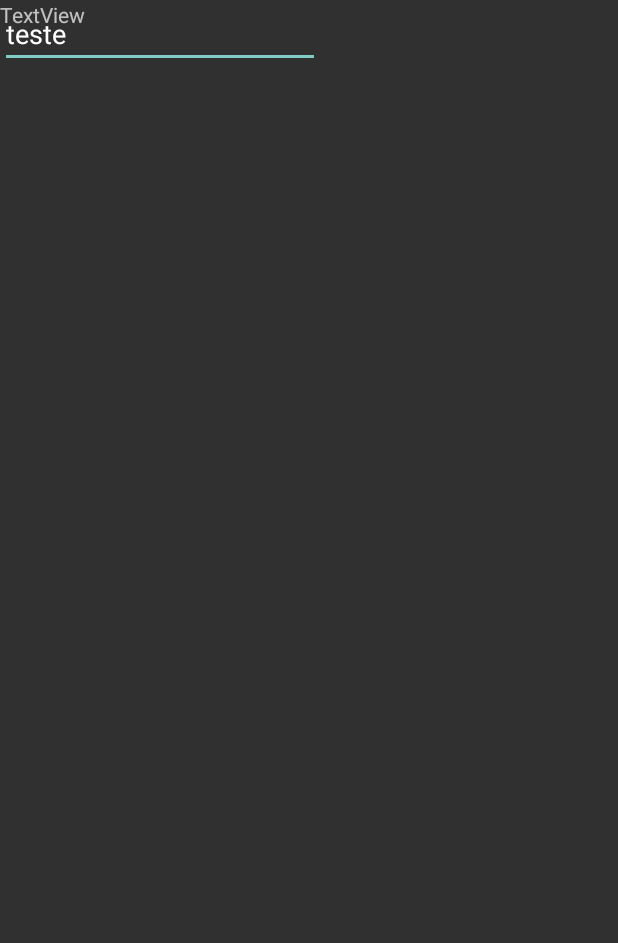
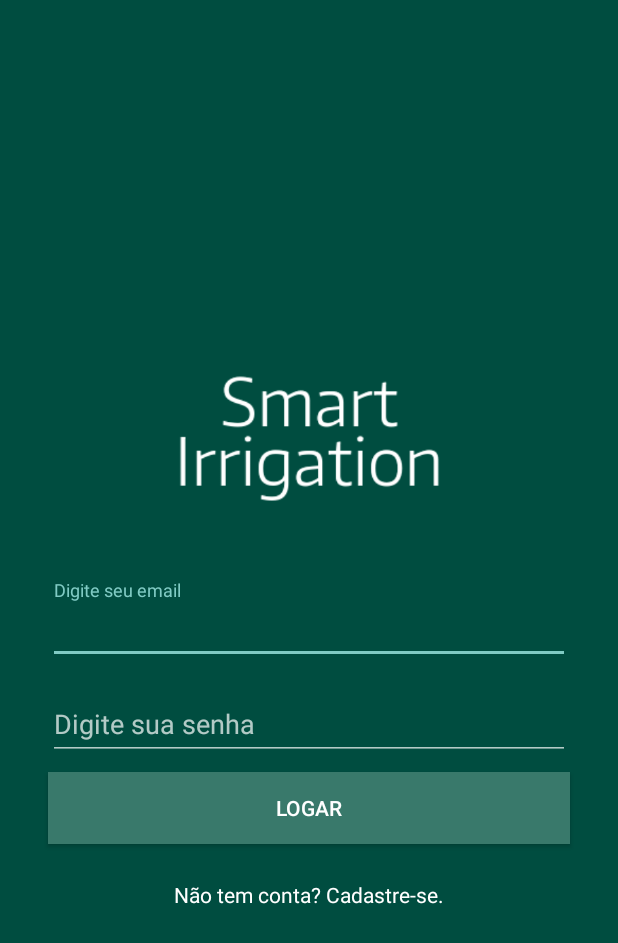
Before and after one commit to tiagospadetto/AndroidStudioProjects, an Android app: the screen it shows after launch (LoginActivity), on a phone screen of 412 x 824 dp. Before the commit the part shown is almost empty. Shown: the top 943 px of the screen. Run offline under Robolectric (Android 15) with nearby library versions, the light colour scheme and no system bars.

Commit message:
Menu e Login

```diff
--- a/SmartIrrigation/app/build.gradle
+++ b/SmartIrrigation/app/build.gradle
@@ -22,7 +22,10 @@ dependencies {
     implementation fileTree(dir: 'libs', include: ['*.jar'])
     implementation 'com.android.support:appcompat-v7:28.0.0-rc01'
     implementation 'com.android.support.constraint:constraint-layout:1.1.2'
+    implementation 'com.android.support:support-v4:28.0.0-rc01'
+    implementation 'com.android.support:design:28.0.0-rc01'
     testImplementation 'junit:junit:4.12'
     androidTestImplementation 'com.android.support.test:runner:1.0.2'
     androidTestImplementation 'com.android.support.test.espresso:espresso-core:3.0.2'
+
 }
--- a/SmartIrrigation/app/src/main/AndroidManifest.xml
+++ b/SmartIrrigation/app/src/main/AndroidManifest.xml
@@ -20,9 +20,8 @@
         </activity>
         <activity
             android:name=".activity.LoginActivity"
-            android:theme="@style/Theme.AppCompat.NoActionBar">
-            s
-        </activity>
+            android:theme="@style/Theme.AppCompat.NoActionBar" />
+        <activity android:name=".activity.HomeActivity"></activity>
     </application>
 
 </manifest>
--- a/SmartIrrigation/app/src/main/java/br/com/smartirrigation/smartirrigation/activity/LoginActivity.java
+++ b/SmartIrrigation/app/src/main/java/br/com/smartirrigation/smartirrigation/activity/LoginActivity.java
@@ -1,15 +1,33 @@
 package br.com.smartirrigation.smartirrigation.activity;
 
+import android.content.Intent;
 import android.support.v7.app.AppCompatActivity;
 import android.os.Bundle;
+import android.view.View;
+import android.widget.Button;
 
 import br.com.smartirrigation.smartirrigation.R;
 
 public class LoginActivity extends AppCompatActivity {
 
+    private Button login_Button;
+
+
     @Override
     protected void onCreate(Bundle savedInstanceState) {
         super.onCreate(savedInstanceState);
         setContentView(R.layout.activity_login);
+
+        login_Button = findViewById(R.id.login_button);
+
+        login_Button.setOnClickListener(new View.OnClickListener() {
+            @Override
+            public void onClick(View v) {
+                Intent intent = new Intent(LoginActivity.this,
+                        HomeActivity.class);
+                startActivity(intent);
+
+            }
+        });
     }
 }
--- /dev/null
+++ b/SmartIrrigation/app/src/main/res/drawable/ic_home_white_2_24dp.xml
@@ -0,0 +1,5 @@
+<vector android:height="24dp" android:tint="#FCFFF8"
+    android:viewportHeight="24.0" android:viewportWidth="24.0"
+    android:width="24dp" xmlns:android="http://schemas.android.com/apk/res/android">
+    <path android:fillColor="#FF000000" android:pathData="M10,20v-6h4v6h5v-8h3L12,3 2,12h3v8z"/>
+</vector>
--- /dev/null
+++ b/SmartIrrigation/app/src/main/res/drawable/ic_menu_black_24dp.xml
@@ -0,0 +1,5 @@
+<vector android:height="24dp" android:tint="#FCFFF8"
+    android:viewportHeight="24.0" android:viewportWidth="24.0"
+    android:width="24dp" xmlns:android="http://schemas.android.com/apk/res/android">
+    <path android:fillColor="#FF000000" android:pathData="M3,18h18v-2L3,16v2zM3,13h18v-2L3,11v2zM3,6v2h18L21,6L3,6z"/>
+</vector>
--- a/SmartIrrigation/app/src/main/res/layout/activity_login.xml
+++ b/SmartIrrigation/app/src/main/res/layout/activity_login.xml
@@ -4,22 +4,93 @@
     xmlns:tools="http://schemas.android.com/tools"
     android:layout_width="match_parent"
     android:layout_height="match_parent"
-    tools:context=".activity.LoginActivity">
+    android:background="@color/colorPrimary"
+    tools:context=".activity.LoginActivity"
+    tools:layout_editor_absoluteY="73dp">
+
+    <ImageView
+        android:id="@+id/imageView"
+        android:layout_width="200dp"
+        android:layout_height="200dp"
+        app:layout_constraintBottom_toTopOf="@+id/textInputLayout"
+        app:layout_constraintEnd_toEndOf="parent"
+        app:layout_constraintStart_toStartOf="parent"
+        app:layout_constraintTop_toTopOf="parent"
+        app:layout_constraintVertical_chainStyle="packed"
+        app:srcCompat="@drawable/logo1" />
+
+    <android.support.design.widget.TextInputLayout
+        android:id="@+id/textInputLayout"
+        android:layout_width="match_parent"
+        android:layout_height="wrap_content"
+        android:layout_marginEnd="32dp"
+        android:layout_marginLeft="32dp"
+        android:layout_marginRight="32dp"
+        android:layout_marginStart="32dp"
+        app:layout_constraintBottom_toTopOf="@+id/textInputLayout2"
+        app:layout_constraintEnd_toEndOf="parent"
+        app:layout_constraintStart_toStartOf="parent"
+        app:layout_constraintTop_toBottomOf="@+id/imageView">
+
+        <android.support.design.widget.TextInputEditText
+            android:id="@+id/email_inputText"
+            android:layout_width="match_parent"
+            android:layout_height="wrap_content"
+            android:layout_centerInParent="true"
+            android:hint="@string/digite_email"
+            android:textColor="@android:color/white" />
+    </android.support.design.widget.TextInputLayout>
+
+    <android.support.design.widget.TextInputLayout
+        android:id="@+id/textInputLayout2"
+        android:layout_width="0dp"
+        android:layout_height="wrap_content"
+        android:layout_marginEnd="32dp"
+        android:layout_marginLeft="32dp"
+        android:layout_marginRight="32dp"
+        android:layout_marginStart="32dp"
+        android:layout_marginTop="8dp"
+        app:layout_constraintBottom_toTopOf="@+id/login_button"
+        app:layout_constraintEnd_toEndOf="parent"
+        app:layout_constraintStart_toStartOf="parent"
+        app:layout_constraintTop_toBottomOf="@+id/textInputLayout">
+
+        <android.support.design.widget.TextInputEditText
+            android:id="@+id/password_inputText"
+            android:layout_width="match_parent"
+            android:layout_height="match_parent"
+            android:layout_centerInParent="true"
+            android:hint="@string/digite_senha"
+            android:inputType="textPassword"
+            android:textColor="@android:color/white" />
+    </android.support.design.widget.TextInputLayout>
+
+    <Button
+        android:id="@+id/login_button"
+        android:layout_width="0dp"
+        android:layout_height="wrap_content"
+        android:layout_marginLeft="32dp"
+        android:layout_marginRight="32dp"
+        android:layout_marginTop="8dp"
+        android:background="@color/colorAccent"
+        android:text="@string/botao_logar"
+        android:textColor="@android:color/white"
+        app:layout_constraintBottom_toTopOf="@+id/cadastrar_textView"
+        app:layout_constraintEnd_toEndOf="parent"
+        app:layout_constraintStart_toStartOf="parent"
+        app:layout_constraintTop_toBottomOf="@+id/textInputLayout2" />
 
     <TextView
-        android:id="@+id/textView"
+        android:id="@+id/cadastrar_textView"
         android:layout_width="wrap_content"
         android:layout_height="wrap_content"
-        android:text="TextView"
+        android:layout_marginBottom="32dp"
+        android:layout_marginTop="24dp"
+        android:text="@string/nao_tem_conta"
+        android:textColor="@android:color/white"
+        app:layout_constraintBottom_toBottomOf="parent"
+        app:layout_constraintEnd_toEndOf="parent"
         app:layout_constraintStart_toStartOf="parent"
-        tools:layout_editor_absoluteY="220dp" />
-
-    <EditText
-        android:id="@+id/editText"
-        android:layout_width="wrap_content"
-        android:layout_height="wrap_content"
-        android:ems="10"
-        android:inputType="textEmailAddress"
-        android:text="teste" />
+        app:layout_constraintTop_toBottomOf="@+id/login_button" />
 
 </android.support.constraint.ConstraintLayout>
--- a/SmartIrrigation/app/src/main/res/layout/activity_splash_screen.xml
+++ b/SmartIrrigation/app/src/main/res/layout/activity_splash_screen.xml
@@ -20,4 +20,4 @@
         android:textColor="#fff"
         android:textSize="30dp" />
 
-</LinearLayout>
+Zz</LinearLayout>
--- a/SmartIrrigation/app/src/main/res/values/colors.xml
+++ b/SmartIrrigation/app/src/main/res/values/colors.xml
@@ -3,4 +3,7 @@
     <color name="colorPrimary">#004d40</color>
     <color name="colorPrimaryDark">#00251a</color>
     <color name="colorAccent">#39796b</color>
+    <color name="primary_material_dark">#004d40</color>
+    <color name="primary_dark_material_dark">#00251a</color>
+    <color name="accent_material_light">#39796b</color>
 </resources>
--- a/SmartIrrigation/app/src/main/res/values/strings.xml
+++ b/SmartIrrigation/app/src/main/res/values/strings.xml
@@ -1,3 +1,10 @@
 <resources>
     <string name="app_name">Smart Irrigation</string>
+    <string name="digite_email">Digite seu email</string>
+    <string name="digite_senha">Digite sua senha</string>
+    <string name="botao_logar">Logar</string>
+    <string name="nao_tem_conta">Não tem conta? Cadastre-se.</string>
+
+    <!-- TODO: Remove or change this placeholder text -->
+    <string name="hello_blank_fragment">Hello blank fragment</string>
 </resources>
--- a/SmartIrrigation/app/src/main/res/values/styles.xml
+++ b/SmartIrrigation/app/src/main/res/values/styles.xml
@@ -1,11 +1,14 @@
 <resources>
 
     <!-- Base application theme. -->
-    <style name="AppTheme" parent="Theme.AppCompat.Light.DarkActionBar">
+    <style name="AppTheme" parent="Theme.AppCompat.Light.NoActionBar">
         <!-- Customize your theme here. -->
         <item name="colorPrimary">@color/colorPrimary</item>
         <item name="colorPrimaryDark">@color/colorPrimaryDark</item>
         <item name="colorAccent">@color/colorAccent</item>
     </style>
 
+
+    <style name="Toolbar" parent="ThemeOverlay.AppCompat.Dark.ActionBar"/>
+
 </resources>
```
Also changed, not shown: SmartIrrigation/app/src/main/java/br/com/smartirrigation/smartirrigation/activity/HomeActivity.java (added, +84 -0 lines), SmartIrrigation/app/src/main/java/br/com/smartirrigation/smartirrigation/fragments/HomeFragment.java (added, +30 -0 lines), SmartIrrigation/app/src/main/res/drawable-v24/gradient_background.xml (added, +10 -0 lines), SmartIrrigation/app/src/main/res/drawable/gradiente.xml (added, +10 -0 lines), SmartIrrigation/app/src/main/res/layout/activity_home.xml (added, +46 -0 lines), SmartIrrigation/app/src/main/res/layout/fragment_home.xml (added, +14 -0 lines), SmartIrrigation/app/src/main/res/layout/menu_header.xml (added, +31 -0 lines), SmartIrrigation/app/src/main/res/layout/teste_menu.xml (added, +30 -0 lines), SmartIrrigation/app/src/main/res/menu/teste_menu.xml (added, +11 -0 lines).
